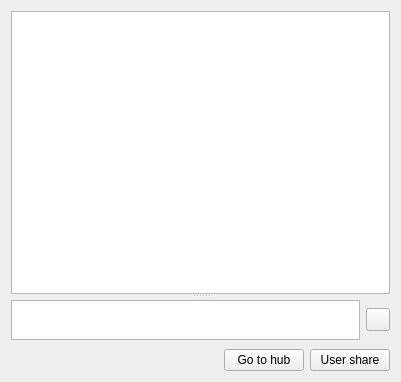
Qt form eiskaltdcpp/ui/PrivateMessage.ui (eiskaltdcpp/eiskaltdcpp) before a commit.
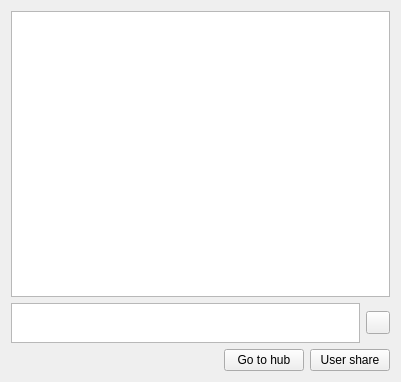
The same form after that commit.

Commit message: убрал вертикальный сплиттер в виджете личного чата

Patch:
```diff
--- a/eiskaltdcpp/ui/PrivateMessage.ui
+++ b/eiskaltdcpp/ui/PrivateMessage.ui
@@ -15,18 +15,16 @@
   </property>
   <layout class="QVBoxLayout" name="verticalLayout">
    <item>
-    <widget class="QSplitter" name="splitter">
-     <property name="orientation">
-      <enum>Qt::Vertical</enum>
-     </property>
      <widget class="QTextEdit" name="textEdit_CHAT">
       <property name="readOnly">
        <bool>true</bool>
       </property>
      </widget>
+   </item>
+   <item>
      <widget class="QFrame" name="frame">
       <property name="sizePolicy">
-       <sizepolicy hsizetype="Preferred" vsizetype="MinimumExpanding">
+      <sizepolicy hsizetype="Preferred" vsizetype="Fixed">
         <horstretch>0</horstretch>
         <verstretch>0</verstretch>
        </sizepolicy>
@@ -43,14 +41,14 @@
       <property name="frameShadow">
        <enum>QFrame::Raised</enum>
       </property>
-      <layout class="QGridLayout" name="gridLayout">
+     <layout class="QHBoxLayout" name="horizontalLayout_2">
        <property name="margin">
         <number>0</number>
        </property>
-       <item row="0" column="0">
+      <item>
         <widget class="QPlainTextEdit" name="plainTextEdit_INPUT">
          <property name="sizePolicy">
-          <sizepolicy hsizetype="Expanding" vsizetype="Maximum">
+         <sizepolicy hsizetype="Expanding" vsizetype="Expanding">
            <horstretch>0</horstretch>
            <verstretch>0</verstretch>
           </sizepolicy>
@@ -63,7 +61,7 @@
          </property>
         </widget>
        </item>
-       <item row="0" column="1">
+      <item>
         <widget class="QToolButton" name="toolButton_SMILE">
          <property name="text">
           <string/>
@@ -71,7 +69,6 @@
         </widget>
        </item>
       </layout>
-     </widget>
     </widget>
    </item>
    <item>
```
Lines whose indentation alone changed are shown as unchanged.
